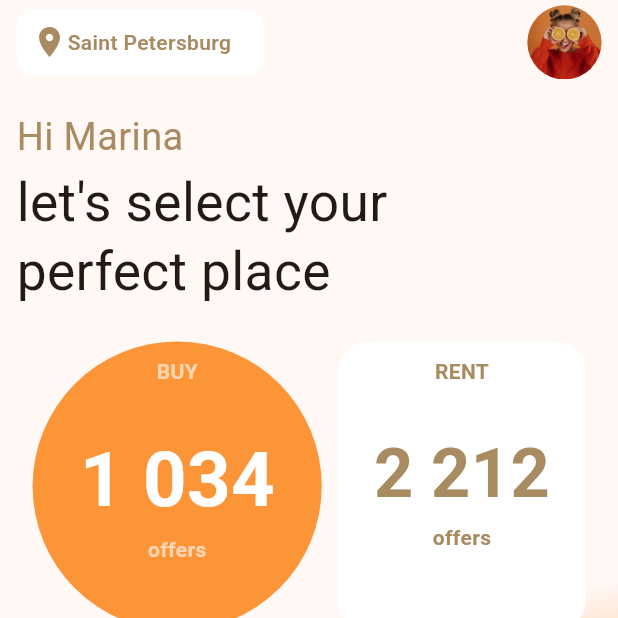
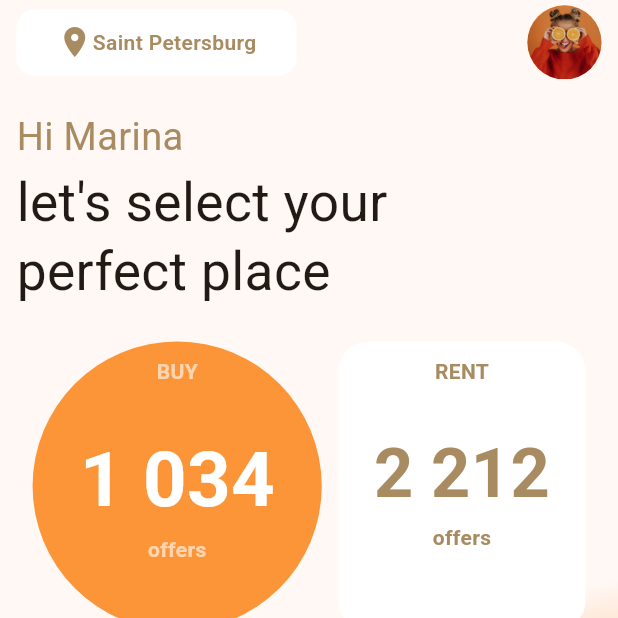
Before and after one commit to Chi-naza/real_test_app, a Flutter app: the screen it shows after launch, on a phone screen of 412 x 824 dp, the top half of it. Run offline on Flutter 3.47's test engine with Material 3 defaults, Android fonts, the phone set to English and light mode, and no system bars; our stand-ins replace flutter_svg, iconsax.

Commit message:
Optimized home screen. Resttructured code

```diff
--- a/lib/core/dashboard.dart
+++ b/lib/core/dashboard.dart
@@ -47,10 +47,9 @@ class _DashboardState extends State<Dashboard>
           backgroundColor: AppColors.darkBg,
           onPressed: () {},
           label: SizedBox(
-            width: SizeConfig.width(context, w: 245),
+            width: SizeConfig.width(context, w: 280),
             child: Row(
-              spacing: 13,
-              mainAxisAlignment: MainAxisAlignment.center,
+              mainAxisAlignment: MainAxisAlignment.spaceBetween,
               children: List.generate(navbarItems.length, (index) {
                 var item = navbarItems[index];
                 return GestureDetector(
--- a/lib/core/search_screen.dart
+++ b/lib/core/search_screen.dart
@@ -58,7 +58,6 @@ class _SearchScreenState extends State<SearchScreen>
           children: [
             // Main
             ListView(
-              // crossAxisAlignment: CrossAxisAlignment.start,
               children: [
                 Column(
                   children: [
@@ -104,7 +103,10 @@ class _SearchScreenState extends State<SearchScreen>
                                 shape: BoxShape.circle,
                                 border: Border.all(width: 0),
                               ),
-                              child: Icon(Iconsax.setting_4),
+                              child: Icon(
+                                Iconsax.setting_4,
+                                size: SizeConfig.width(context, w: 20),
+                              ),
                             ),
                           ),
                         ],
--- a/lib/main.dart
+++ b/lib/main.dart
@@ -2,7 +2,6 @@ import 'package:flutter/material.dart';
 import 'package:flutter/services.dart';
 import 'package:real_est_app/constants/app_colors.dart';
 import 'package:real_est_app/core/dashboard.dart';
-import 'package:real_est_app/core/test_screen.dart';
 
 void main() {
   WidgetsFlutterBinding.ensureInitialized();
--- a/lib/widgets/location_card.dart
+++ b/lib/widgets/location_card.dart
@@ -44,7 +44,7 @@ class _LocationCardState extends State<LocationCard>
       child: AnimatedContainer(
         width: widget.isIcon
             ? SizeConfig.height(context, h: 90)
-            : SizeConfig.height(context, h: 170),
+            : SizeConfig.height(context, h: 190),
         duration: const Duration(seconds: 3),
         margin: EdgeInsets.only(left: widget.left ?? 0.0),
         padding: EdgeInsets.all(SizeConfig.height(context, h: 20)),
--- a/lib/widgets/location_text_container_widget.dart
+++ b/lib/widgets/location_text_container_widget.dart
@@ -46,7 +46,7 @@ class _LocationTextContainerWidgetState
   Widget build(BuildContext context) {
     return AnimatedContainer(
       width: isStarted
-          ? SizeConfig.width(context, w: 150)
+          ? SizeConfig.width(context, w: 170)
           : SizeConfig.width(context, w: 10),
       duration: const Duration(milliseconds: 1500),
       padding: EdgeInsets.all(10),
@@ -57,6 +57,7 @@ class _LocationTextContainerWidgetState
       child: FadeTransition(
         opacity: locationFadeAnimation,
         child: Row(
+          mainAxisAlignment: MainAxisAlignment.center,
           children: [
             Icon(
               Icons.location_on,
--- a/lib/widgets/pop_up_menu.dart
+++ b/lib/widgets/pop_up_menu.dart
@@ -109,5 +109,6 @@ PopupMenuItem<int> popupMenuItem(
                 color: isSelected ? AppColors.primary : Colors.grey,
               ),
       ),
-      ));
+    ),
+  );
 }
--- a/lib/widgets/swipper.dart
+++ b/lib/widgets/swipper.dart
@@ -4,8 +4,6 @@ import 'package:real_est_app/utils/size_config.dart';
 
 class SwipperWidget extends StatefulWidget {
   final String? timer;
-
-  // final TextStyle timerStyle;
   final double height;
   final double width;
   final double? iconSize;
@@ -27,8 +25,6 @@ class SwipperWidget extends StatefulWidget {
   const SwipperWidget({
     super.key,
     this.timer,
-    // required  this.timerSize,
-    // this.timerStyle,
     this.height = 48.0,
     this.width = 300,
     this.backgroundColor,
@@ -151,7 +147,6 @@ class SwipperWidgetState extends State<SwipperWidget> {
             child: Text(
               widget.text ?? "Start Buying Now",
               style: widget.textStyle,
-              // Theme.of(context).textTheme.buttonText1.copyWith(color: Colors.white),
             ),
           ),
           AnimatedPositioned(
```
Lines whose indentation alone changed are shown as unchanged.
